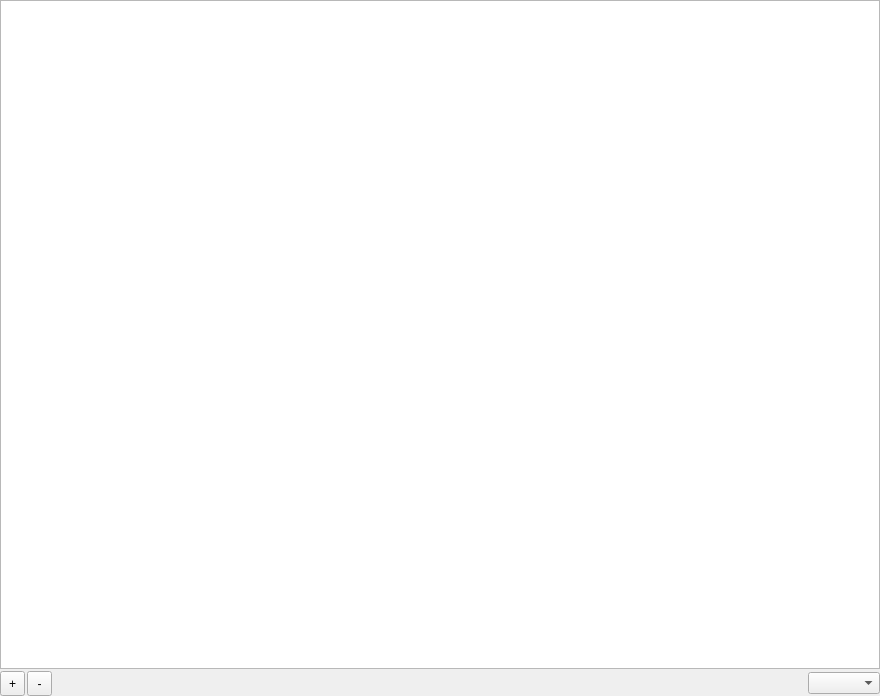
Before: the Qt Designer form FWAdminLib/FilesetDependenciesWidget.ui in fw-dev/translations, drawn with Qt 5.
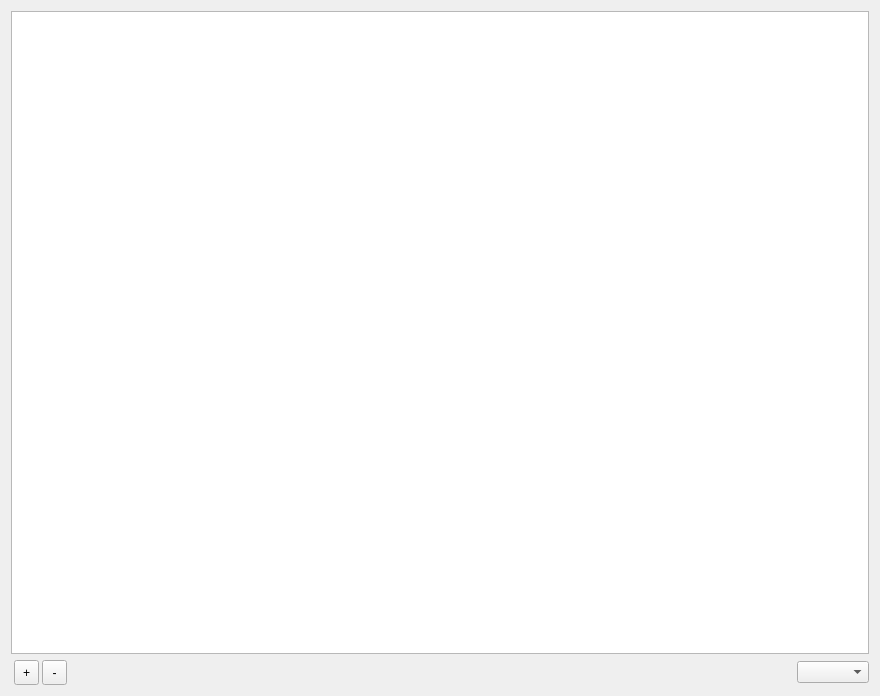
After: the same form once the commit is applied. Custom widgets are drawn as their Qt base class.

The edit to the form file:
```diff
--- a/FWAdminLib/FilesetDependenciesWidget.ui
+++ b/FWAdminLib/FilesetDependenciesWidget.ui
@@ -14,21 +14,6 @@
    <string>Form</string>
   </property>
   <layout class="QVBoxLayout" name="verticalLayout_3">
-   <property name="spacing">
-    <number>2</number>
-   </property>
-   <property name="leftMargin">
-    <number>0</number>
-   </property>
-   <property name="topMargin">
-    <number>0</number>
-   </property>
-   <property name="rightMargin">
-    <number>0</number>
-   </property>
-   <property name="bottomMargin">
-    <number>0</number>
-   </property>
    <item>
     <widget class="QStackedWidget" name="stackedWidget">
      <property name="currentIndex">
@@ -86,9 +71,22 @@
     </widget>
    </item>
    <item>
+    <widget class="QWidget" name="wdgtButtons" native="true">
     <layout class="QHBoxLayout" name="horizontalLayout">
      <property name="spacing">
-      <number>-1</number>
+       <number>3</number>
+      </property>
+      <property name="leftMargin">
+       <number>3</number>
+      </property>
+      <property name="topMargin">
+       <number>0</number>
+      </property>
+      <property name="rightMargin">
+       <number>0</number>
+      </property>
+      <property name="bottomMargin">
+       <number>0</number>
      </property>
      <item>
       <widget class="QToolButton" name="addDependency">
@@ -135,7 +133,7 @@
        </property>
        <property name="sizeHint" stdset="0">
         <size>
-         <width>40</width>
+          <width>718</width>
          <height>20</height>
         </size>
        </property>
@@ -145,6 +143,7 @@
       <widget class="QComboBox" name="viewSelectionCombo"/>
      </item>
     </layout>
+    </widget>
    </item>
   </layout>
  </widget>
```
Lines whose indentation alone changed are shown as unchanged.
